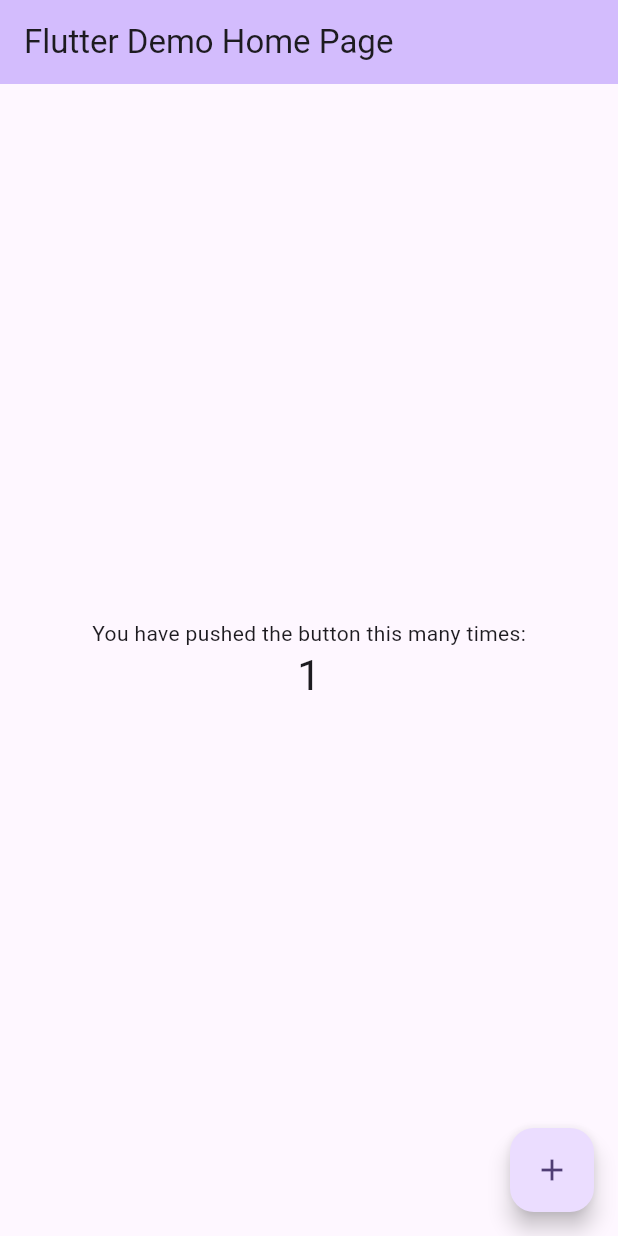
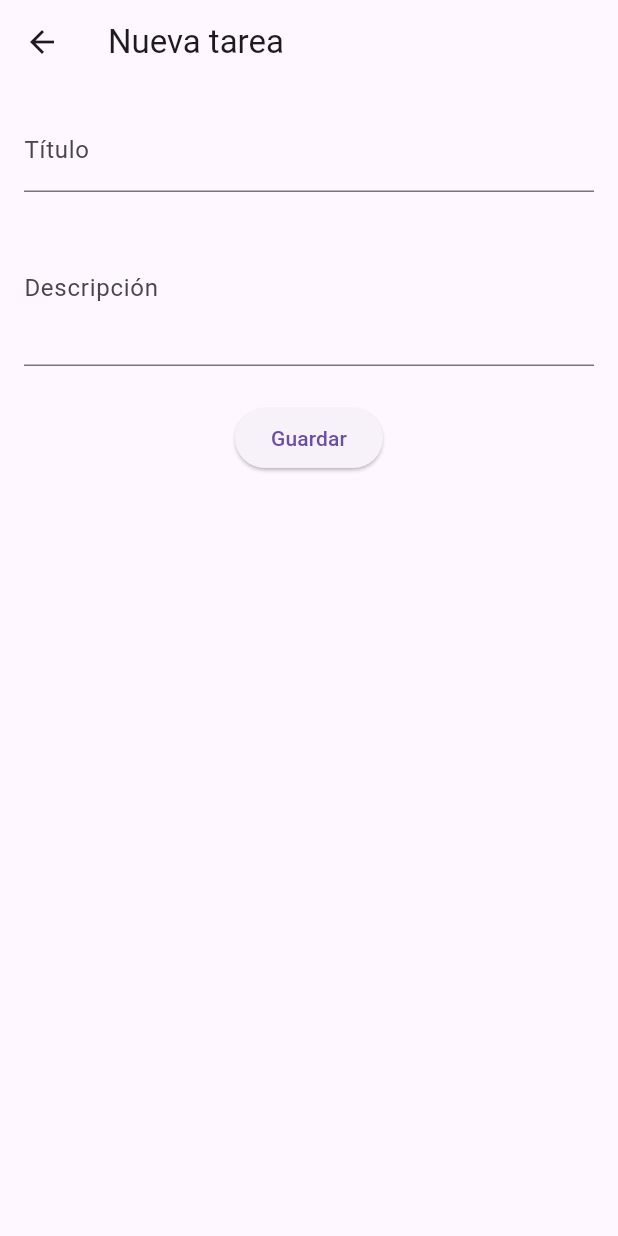
Before and after one commit to Armando-MS/task_board, a Flutter app: the screen it shows after launch, after a tap on the "add" icon, on a phone screen of 412 x 824 dp. Run offline on Flutter 3.47's test engine with Material 3 defaults, Android fonts, the phone set to English and light mode, and no system bars; our stand-ins replace flutter_bloc, hive, hive_flutter; accounts and stored records are empty.

Commit message:
TB: Implementacion de Prueba

```diff
--- /dev/null
+++ b/lib/bloc/info_user_bloc.dart
@@ -0,0 +1,125 @@
+import 'package:flutter_bloc/flutter_bloc.dart';
+
+import '../models/info_user.dart';
+import '../models/info_task.dart';
+import '../services/info_user_service.dart';
+import 'info_user_event.dart';
+import 'info_user_state.dart';
+
+class InfoUserBloc extends Bloc<InfoUserEvent, InfoUserState> {
+  final InfoUserService _userService = InfoUserService();
+
+  InfoUserBloc()
+      : super(
+          InfoUserState(
+            user: InfoUser(name: 'Usuario', tasks: []),
+          ),
+        ) {
+    _loadUser();
+
+    on<UpdateUserName>(_onUpdateUserName);
+    on<AddTask>(_onAddTask);
+    on<UpdateTask>(_onUpdateTask);
+    on<DeleteTask>(_onDeleteTask);
+    on<ToggleTaskStatus>(_onToggleTaskStatus);
+    on<SelectTask>(_onSelectTask);
+    on<ChangeTaskFilter>(_onChangeTaskFilter);
+  }
+
+  Future<void> _loadUser() async {
+    final user = await _userService.loadUser();
+    if (user != null) {
+      emit(state.copyWith(user: user));
+    }
+  }
+
+  void _onUpdateUserName(
+    UpdateUserName event,
+    Emitter<InfoUserState> emit,
+  ) {
+    final updatedUser = InfoUser(
+      name: event.name,
+      tasks: state.user.tasks,
+    );
+
+    emit(state.copyWith(user: updatedUser));
+    _userService.saveUser(updatedUser);
+  }
+
+  void _onAddTask(AddTask event, Emitter<InfoUserState> emit) {
+    final updatedTasks = List<InfoTask>.from(state.user.tasks)
+      ..add(event.task);
+
+    final updatedUser = InfoUser(
+      name: state.user.name,
+      tasks: updatedTasks,
+    );
+
+    emit(state.copyWith(user: updatedUser));
+    _userService.saveUser(updatedUser);
+  }
+
+  void _onUpdateTask(UpdateTask event, Emitter<InfoUserState> emit) {
+    final updatedTasks = state.user.tasks.map((task) {
+      return task.id == event.task.id ? event.task : task;
+    }).toList();
+
+    final updatedUser = InfoUser(
+      name: state.user.name,
+      tasks: updatedTasks,
+    );
+
+    emit(state.copyWith(user: updatedUser));
+    _userService.saveUser(updatedUser);
+  }
+
+  void _onDeleteTask(DeleteTask event, Emitter<InfoUserState> emit) {
+    final updatedTasks = state.user.tasks
+        .where((task) => task.id != event.taskId)
+        .toList();
+
+    final updatedUser = InfoUser(
+      name: state.user.name,
+      tasks: updatedTasks,
+    );
+
+    emit(state.copyWith(user: updatedUser));
+    _userService.saveUser(updatedUser);
+  }
+
+  void _onToggleTaskStatus(
+    ToggleTaskStatus event,
+    Emitter<InfoUserState> emit,
+  ) {
+    final updatedTasks = state.user.tasks.map((task) {
+      if (task.id == event.taskId) {
+        return InfoTask(
+          id: task.id,
+          title: task.title,
+          description: task.description,
+          isCompleted: !task.isCompleted,
+        );
+      }
+      return task;
+    }).toList();
+
+    final updatedUser = InfoUser(
+      name: state.user.name,
+      tasks: updatedTasks,
+    );
+
+    emit(state.copyWith(user: updatedUser));
+    _userService.saveUser(updatedUser);
+  }
+
+  void _onSelectTask(SelectTask event, Emitter<InfoUserState> emit) {
+    emit(state.copyWith(selectedTask: event.task));
+  }
+
+  void _onChangeTaskFilter(
+    ChangeTaskFilter event,
+    Emitter<InfoUserState> emit,
+  ) {
+    emit(state.copyWith(filter: event.filter));
+  }
+}
--- /dev/null
+++ b/lib/bloc/info_user_event.dart
@@ -0,0 +1,39 @@
+import '../models/info_task.dart';
+import 'info_user_state.dart';
+
+abstract class InfoUserEvent {}
+
+class UpdateUserName extends InfoUserEvent {
+  final String name;
+  UpdateUserName(this.name);
+}
+
+class AddTask extends InfoUserEvent {
+  final InfoTask task;
+  AddTask(this.task);
+}
+
+class UpdateTask extends InfoUserEvent {
+  final InfoTask task;
+  UpdateTask(this.task);
+}
+
+class DeleteTask extends InfoUserEvent {
+  final String taskId;
+  DeleteTask(this.taskId);
+}
+
+class ToggleTaskStatus extends InfoUserEvent {
+  final String taskId;
+  ToggleTaskStatus(this.taskId);
+}
+
+class SelectTask extends InfoUserEvent {
+  final InfoTask? task;
+  SelectTask(this.task);
+}
+
+class ChangeTaskFilter extends InfoUserEvent {
+  final TaskFilter filter;
+  ChangeTaskFilter(this.filter);
+}
--- /dev/null
+++ b/lib/bloc/info_user_state.dart
@@ -0,0 +1,32 @@
+import '../models/info_user.dart';
+import '../models/info_task.dart';
+
+enum TaskFilter {
+  all,
+  pending,
+  completed,
+}
+
+class InfoUserState {
+  final InfoUser user;
+  final InfoTask? selectedTask;
+  final TaskFilter filter;
+
+  InfoUserState({
+    required this.user,
+    this.selectedTask,
+    this.filter = TaskFilter.all,
+  });
+
+  InfoUserState copyWith({
+    InfoUser? user,
+    InfoTask? selectedTask,
+    TaskFilter? filter,
+  }) {
+    return InfoUserState(
+      user: user ?? this.user,
+      selectedTask: selectedTask ?? this.selectedTask,
+      filter: filter ?? this.filter,
+    );
+  }
+}
--- a/lib/main.dart
+++ b/lib/main.dart
@@ -1,121 +1,32 @@
 import 'package:flutter/material.dart';
+import 'package:flutter_bloc/flutter_bloc.dart';
+import 'package:hive_flutter/hive_flutter.dart';
 
-void main() {
+import 'bloc/info_user_bloc.dart';
+import 'models/info_task.dart';
+import 'models/info_user.dart';
+import 'screens/main_screen/main_screen.dart';
+
+void main() async {
+  WidgetsFlutterBinding.ensureInitialized();
+  await Hive.initFlutter();
+
+  Hive.registerAdapter(InfoTaskAdapter());
+  Hive.registerAdapter(InfoUserAdapter());
+
   runApp(const MyApp());
 }
-
 class MyApp extends StatelessWidget {
   const MyApp({super.key});
 
-  // This widget is the root of your application.
   @override
   Widget build(BuildContext context) {
-    return MaterialApp(
-      title: 'Flutter Demo',
-      theme: ThemeData(
-        // This is the theme of your application.
-        //
-        // TRY THIS: Try running your application with "flutter run". You'll see
-        // the application has a purple toolbar. Then, without quitting the app,
-        // try changing the seedColor in the colorScheme below to Colors.green
-        // and then invoke "hot reload" (save your changes or press the "hot
-        // reload" button in a Flutter-supported IDE, or press "r" if you used
-        // the command line to start the app).
-        //
-        // Notice that the counter didn't reset back to zero; the application
-        // state is not lost during the reload. To reset the state, use hot
-        // restart instead.
-        //
-        // This works for code too, not just values: Most code changes can be
-        // tested with just a hot reload.
-        colorScheme: .fromSeed(seedColor: Colors.deepPurple),
-      ),
-      home: const MyHomePage(title: 'Flutter Demo Home Page'),
-    );
-  }
-}
-
-class MyHomePage extends StatefulWidget {
-  const MyHomePage({super.key, required this.title});
-
-  // This widget is the home page of your application. It is stateful, meaning
-  // that it has a State object (defined below) that contains fields that affect
-  // how it looks.
-
-  // This class is the configuration for the state. It holds the values (in this
-  // case the title) provided by the parent (in this case the App widget) and
-  // used by the build method of the State. Fields in a Widget subclass are
-  // always marked "final".
-
-  final String title;
-
-  @override
-  State<MyHomePage> createState() => _MyHomePageState();
-}
-
-class _MyHomePageState extends State<MyHomePage> {
-  int _counter = 0;
-
-  void _incrementCounter() {
-    setState(() {
-      // This call to setState tells the Flutter framework that something has
-      // changed in this State, which causes it to rerun the build method below
-      // so that the display can reflect the updated values. If we changed
-      // _counter without calling setState(), then the build method would not be
-      // called again, and so nothing would appear to happen.
-      _counter++;
-    });
-  }
-
-  @override
-  Widget build(BuildContext context) {
-    // This method is rerun every time setState is called, for instance as done
-    // by the _incrementCounter method above.
-    //
-    // The Flutter framework has been optimized to make rerunning build methods
-    // fast, so that you can just rebuild anything that needs updating rather
-    // than having to individually change instances of widgets.
-    return Scaffold(
-      appBar: AppBar(
-        // TRY THIS: Try changing the color here to a specific color (to
-        // Colors.amber, perhaps?) and trigger a hot reload to see the AppBar
-        // change color while the other colors stay the same.
-        backgroundColor: Theme.of(context).colorScheme.inversePrimary,
-        // Here we take the value from the MyHomePage object that was created by
-        // the App.build method, and use it to set our appbar title.
-        title: Text(widget.title),
-      ),
-      body: Center(
-        // Center is a layout widget. It takes a single child and positions it
-        // in the middle of the parent.
-        child: Column(
-          // Column is also a layout widget. It takes a list of children and
-          // arranges them vertically. By default, it sizes itself to fit its
-          // children horizontally, and tries to be as tall as its parent.
-          //
-          // Column has various properties to control how it sizes itself and
-          // how it positions its children. Here we use mainAxisAlignment to
-          // center the children vertically; the main axis here is the vertical
-          // axis because Columns are vertical (the cross axis would be
-          // horizontal).
-          //
-          // TRY THIS: Invoke "debug painting" (choose the "Toggle Debug Paint"
-          // action in the IDE, or press "p" in the console), to see the
-          // wireframe for each widget.
-          mainAxisAlignment: .center,
-          children: [
-            const Text('You have pushed the button this many times:'),
-            Text(
-              '$_counter',
-              style: Theme.of(context).textTheme.headlineMedium,
-            ),
-          ],
-        ),
-      ),
-      floatingActionButton: FloatingActionButton(
-        onPressed: _incrementCounter,
-        tooltip: 'Increment',
-        child: const Icon(Icons.add),
+    return BlocProvider(
+      create: (_) => InfoUserBloc(),
+      child: MaterialApp(
+        debugShowCheckedModeBanner: false,
+        title: 'TaskBoard',
+        home: const MainScreen(),
       ),
     );
   }
--- /dev/null
+++ b/lib/models/info_task.dart
@@ -0,0 +1,25 @@
+import 'package:hive/hive.dart';
+
+part 'info_task.g.dart';
+
+@HiveType(typeId: 0)
+class InfoTask extends HiveObject {
+  @HiveField(0)
+  final String id;
+
+  @HiveField(1)
+  final String title;
+
+  @HiveField(2)
+  final String description;
+
+  @HiveField(3)
+  bool isCompleted;
+
+  InfoTask({
+    required this.id,
+    required this.title,
+    this.description = '',
+    this.isCompleted = false,
+  });
+}
--- /dev/null
+++ b/lib/models/info_user.dart
@@ -0,0 +1,18 @@
+import 'package:hive/hive.dart';
+import 'info_task.dart';
+
+part 'info_user.g.dart';
+
+@HiveType(typeId: 1)
+class InfoUser extends HiveObject {
+  @HiveField(0)
+  final String name;
+
+  @HiveField(1)
+  final List<InfoTask> tasks;
+
+  InfoUser({
+    required this.name,
+    required this.tasks,
+  });
+}
--- /dev/null
+++ b/lib/screens/add_edit_task/add_edit_task.dart
@@ -0,0 +1,121 @@
+import 'package:flutter/material.dart';
+import 'package:flutter_bloc/flutter_bloc.dart';
+
+import '../../bloc/info_user_bloc.dart';
+import '../../bloc/info_user_event.dart';
+import '../../models/info_task.dart';
+
+class AddEditTask extends StatefulWidget {
+  const AddEditTask({super.key});
+
+  @override
+  State<AddEditTask> createState() => _AddEditTaskState();
+}
+
+class _AddEditTaskState extends State<AddEditTask> {
+  final _formKey = GlobalKey<FormState>();
+  final _titleController = TextEditingController();
+  final _descriptionController = TextEditingController();
+
+  @override
+  void initState() {
+    super.initState();
+
+    final selectedTask =
+        context.read<InfoUserBloc>().state.selectedTask;
+
+    if (selectedTask != null) {
+      _titleController.text = selectedTask.title;
+      _descriptionController.text = selectedTask.description;
+    }
+  }
+
+  @override
+  Widget build(BuildContext context) {
+    final selectedTask =
+        context.watch<InfoUserBloc>().state.selectedTask;
+
+    return Scaffold(
+      appBar: AppBar(
+        title: Text(
+          selectedTask == null ? 'Nueva tarea' : 'Editar tarea',
+        ),
+      ),
+      body: Padding(
+        padding: const EdgeInsets.all(16),
+        child: Form(
+          key: _formKey,
+          child: Column(
+            children: [
+              TextFormField(
+                controller: _titleController,
+                decoration: const InputDecoration(
+                  labelText: 'Título',
+                ),
+                validator: (value) {
+                  if (value == null || value.trim().isEmpty) {
+                    return 'El título es obligatorio';
+                  }
+                  return null;
+                },
+              ),
+              const SizedBox(height: 12),
+              TextFormField(
+                controller: _descriptionController,
+                decoration: const InputDecoration(
+                  labelText: 'Descripción',
+                ),
+                maxLines: 3,
+              ),
+              const SizedBox(height: 24),
+              ElevatedButton(
+                onPressed: _saveTask,
+                child: const Text('Guardar'),
+              ),
+            ],
+          ),
+        ),
+      ),
+    );
+  }
+
+  void _saveTask() {
+    if (_formKey.currentState!.validate()) {
+      final bloc = context.read<InfoUserBloc>();
+      final selectedTask = bloc.state.selectedTask;
+
+      if (selectedTask == null) {
+        bloc.add(
+          AddTask(
+            InfoTask(
+              id: DateTime.now().millisecondsSinceEpoch.toString(),
+              title: _titleController.text.trim(),
+              description: _descriptionController.text.trim(),
+            ),
+          ),
+        );
+      } else {
+        bloc.add(
+          UpdateTask(
+            InfoTask(
+              id: selectedTask.id,
+              title: _titleController.text.trim(),
+              description: _descriptionController.text.trim(),
+              isCompleted: selectedTask.isCompleted,
+            ),
+          ),
+        );
+      }
+
+      bloc.add(SelectTask(null));
+      Navigator.pop(context);
+    }
+  }
+
+  @override
+  void dispose() {
+    _titleController.dispose();
+    _descriptionController.dispose();
+    super.dispose();
+  }
+}
--- /dev/null
+++ b/lib/screens/main_screen/main_screen.dart
@@ -0,0 +1,102 @@
+import 'package:flutter/material.dart';
+import 'package:flutter_bloc/flutter_bloc.dart';
+
+import '../../bloc/info_user_bloc.dart';
+import '../../bloc/info_user_event.dart';
+import '../../bloc/info_user_state.dart';
+import '../add_edit_task/add_edit_task.dart';
+import '../../widgets/task_filter/task_filter_widget.dart';
+
+class MainScreen extends StatelessWidget {
+  const MainScreen({super.key});
+
+  @override
+  Widget build(BuildContext context) {
+    return Scaffold(
+      appBar: AppBar(title: const Text('TaskBoard')),
+      floatingActionButton: FloatingActionButton(
+        child: const Icon(Icons.add),
+        onPressed: () {
+          context.read<InfoUserBloc>().add(SelectTask(null));
+          Navigator.push(
+            context,
+            MaterialPageRoute(builder: (_) => const AddEditTask()),
+          );
+        },
+      ),
+      body: BlocBuilder<InfoUserBloc, InfoUserState>(
+        builder: (context, state) {
+          final tasks = state.user.tasks.where((task) {
+            switch (state.filter) {
+              case TaskFilter.pending:
+                return !task.isCompleted;
+              case TaskFilter.completed:
+                return task.isCompleted;
+              case TaskFilter.all:
+              default:
+                return true;
+            }
+          }).toList();
+
+          if (tasks.isEmpty) {
+            return const Center(child: Text('No hay tareas'));
+          }
+
+          return Column(
+            children: [
+              const TaskFilterWidget(),
+              Expanded(
+                child: ListView.builder(
+                  itemCount: tasks.length,
+                  itemBuilder: (context, index) {
+                    final task = tasks[index];
+
+                    return Dismissible(
+                      key: ValueKey(task.id),
+                      direction: DismissDirection.endToStart,
+                      background: Container(
+                        alignment: Alignment.centerRight,
+                        padding: const EdgeInsets.symmetric(horizontal: 20),
+                        color: Colors.red,
+                        child:
+                            const Icon(Icons.delete, color: Colors.white),
+                      ),
+                      onDismissed: (_) {
+                        context
+                            .read<InfoUserBloc>()
+                            .add(DeleteTask(task.id));
+                      },
+                      child: ListTile(
+                        leading: Checkbox(
+                          value: task.isCompleted,
+                          onChanged: (_) {
+                            context
+                                .read<InfoUserBloc>()
+                                .add(ToggleTaskStatus(task.id));
+                          },
+                        ),
+                        title: Text(task.title),
+                        subtitle: Text(task.description),
+                        onTap: () {
+                          context
+                              .read<InfoUserBloc>()
+                              .add(SelectTask(task));
+                          Navigator.push(
+                            context,
+                            MaterialPageRoute(
+                              builder: (_) => const AddEditTask(),
+                            ),
+                          );
+                        },
+                      ),
+                    );
+                  },
+                ),
+              ),
+            ],
+          );
+        },
+      ),
+    );
+  }
+}
--- /dev/null
+++ b/lib/services/info_user_service.dart
@@ -0,0 +1,16 @@
+import 'package:hive/hive.dart';
+import '../models/info_user.dart';
+
+class InfoUserService {
+  static const String boxName = 'userBox';
+
+  Future<void> saveUser(InfoUser user) async {
+    final box = await Hive.openBox<InfoUser>(boxName);
+    await box.put('user', user);
+  }
+
+  Future<InfoUser?> loadUser() async {
+    final box = await Hive.openBox<InfoUser>(boxName);
+    return box.get('user');
+  }
+}
--- a/pubspec.yaml
+++ b/pubspec.yaml
@@ -31,6 +31,10 @@ dependencies:
   flutter:
     sdk: flutter
 
+  flutter_bloc: ^8.1.3
+
+  hive: ^2.2.3
+  hive_flutter: ^1.1.0
   # The following adds the Cupertino Icons font to your application.
   # Use with the CupertinoIcons class for iOS style icons.
   cupertino_icons: ^1.0.8
@@ -39,6 +43,8 @@ dev_dependencies:
   flutter_test:
     sdk: flutter
 
+  hive_generator: ^2.0.1
+  build_runner: ^2.4.6
   # The "flutter_lints" package below contains a set of recommended lints to
   # encourage good coding practices. The lint set provided by the package is
   # activated in the `analysis_options.yaml` file located at the root of your
```
Also changed, not shown: lib/widgets/task_filter/task_filter_widget.dart (added, +78 -0 lines), lib/models/info_task.g.dart (added), lib/models/info_user.g.dart (added), pubspec.lock, 2 other files.
